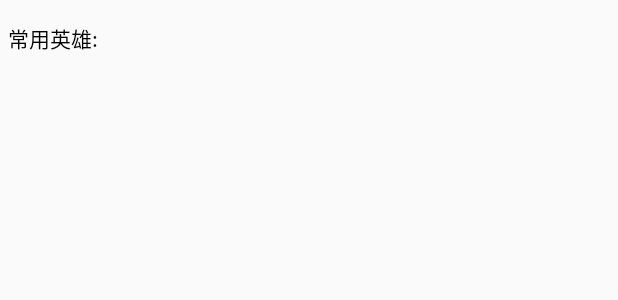
After one commit to Aoyihala/300Hero, an Android app: the layout herouse_item.xml on its own in the app's theme, with its tools: preview values and no code run, on a phone screen of 412 x 824 dp. The commit adds this screen. Shown: the top 300 px of the screen. Run offline under Robolectric (Android 15) with nearby library versions, the phone set to English and light mode, and no system bars.

```diff
--- a/app/build.gradle
+++ b/app/build.gradle
@@ -63,6 +63,8 @@ dependencies {
     implementation 'com.github.zengzhaoxing:SharpView:v2.4.4'
     //tag
     implementation 'net.wujingchao.android.view:simple-tag-imageview:1.0.1'
+    //图表
+    implementation 'com.github.PhilJay:MPAndroidChart:v3.1.0'
 
 
 }
--- a/app/src/main/java/com/example/evenalone/a300hero/ui/HomeActivity.java
+++ b/app/src/main/java/com/example/evenalone/a300hero/ui/HomeActivity.java
@@ -185,7 +185,8 @@ public class HomeActivity extends BaseActivity {
             boolean ishad = false;
             YourRole role = event.getYourRole();
             if (!role.getResult().equals("OK")) {
-                Snackbar.make(imgSearch, "今日访问很频繁，请避开高峰期比如周末或者尝试到设置界面打开代理模式", Snackbar.LENGTH_SHORT).show();
+                String nocharater = "sql: no rows in result set";
+                Snackbar.make(imgSearch, role.getResult().equals(nocharater)?"没有找到该角色,请检查输入":"今日访问很频繁，请避开高峰期比如周末或者尝试到设置界面打开代理模式", Snackbar.LENGTH_SHORT).show();
                 progressBinding.setVisibility(View.GONE);
                 return;
             }
--- a/app/src/main/java/com/example/evenalone/a300hero/ui/fragment/HeroGuaideInfoFragment.java
+++ b/app/src/main/java/com/example/evenalone/a300hero/ui/fragment/HeroGuaideInfoFragment.java
@@ -76,8 +76,8 @@ public class HeroGuaideInfoFragment extends BaseFragment {
 
     @Override
     protected void initview() {
-        recycerLoseside.setNestedScrollingEnabled(false);
-        recycerWinsaide.setNestedScrollingEnabled(false);
+        //recycerLoseside.setNestedScrollingEnabled(false);
+        //recycerWinsaide.setNestedScrollingEnabled(false);
     }
 
     @Override
--- /dev/null
+++ b/app/src/main/res/layout/herouse_item.xml
@@ -0,0 +1,31 @@
+<?xml version="1.0" encoding="utf-8"?>
+<LinearLayout
+    xmlns:android="http://schemas.android.com/apk/res/android"
+    android:layout_width="match_parent"
+    android:orientation="horizontal"
+    android:padding="5dp"
+    android:id="@+id/li_hero_item"
+    android:gravity="center_vertical"
+    android:layout_height="wrap_content">
+    <TextView
+        android:text="常用英雄:"
+        android:textColor="@color/black"
+        android:layout_width="wrap_content"
+        android:layout_height="wrap_content" />
+    <de.hdodenhof.circleimageview.CircleImageView
+        android:layout_width="40dp"
+        android:id="@+id/img_hero_1"
+        android:layout_height="40dp" />
+    <de.hdodenhof.circleimageview.CircleImageView
+        android:layout_width="40dp"
+        android:layout_marginLeft="5dp"
+        android:id="@+id/img_hero_2"
+        android:layout_height="40dp" />
+    <de.hdodenhof.circleimageview.CircleImageView
+        android:layout_width="40dp"
+        android:layout_marginLeft="5dp"
+        android:id="@+id/img_hero_3"
+        android:layout_height="40dp" />
+
+
+</LinearLayout>
```
Also changed, not shown: app/src/main/java/com/example/evenalone/a300hero/adapter/UserAdapter.java (added, +91 -0 lines), app/src/main/java/com/example/evenalone/a300hero/ui/fragment/HeroGuaideFragment.java (+5 -2 lines), app/src/main/java/com/example/evenalone/a300hero/ui/fragment/UserFragment.java (+139 -1 lines), app/src/main/res/layout/fragment_user.xml (+12 -4 lines), app/src/main/res/layout/lineuser_item.xml (added, +8 -0 lines), app/src/main/res/layout/radar_item.xml (added, +9 -0 lines).
